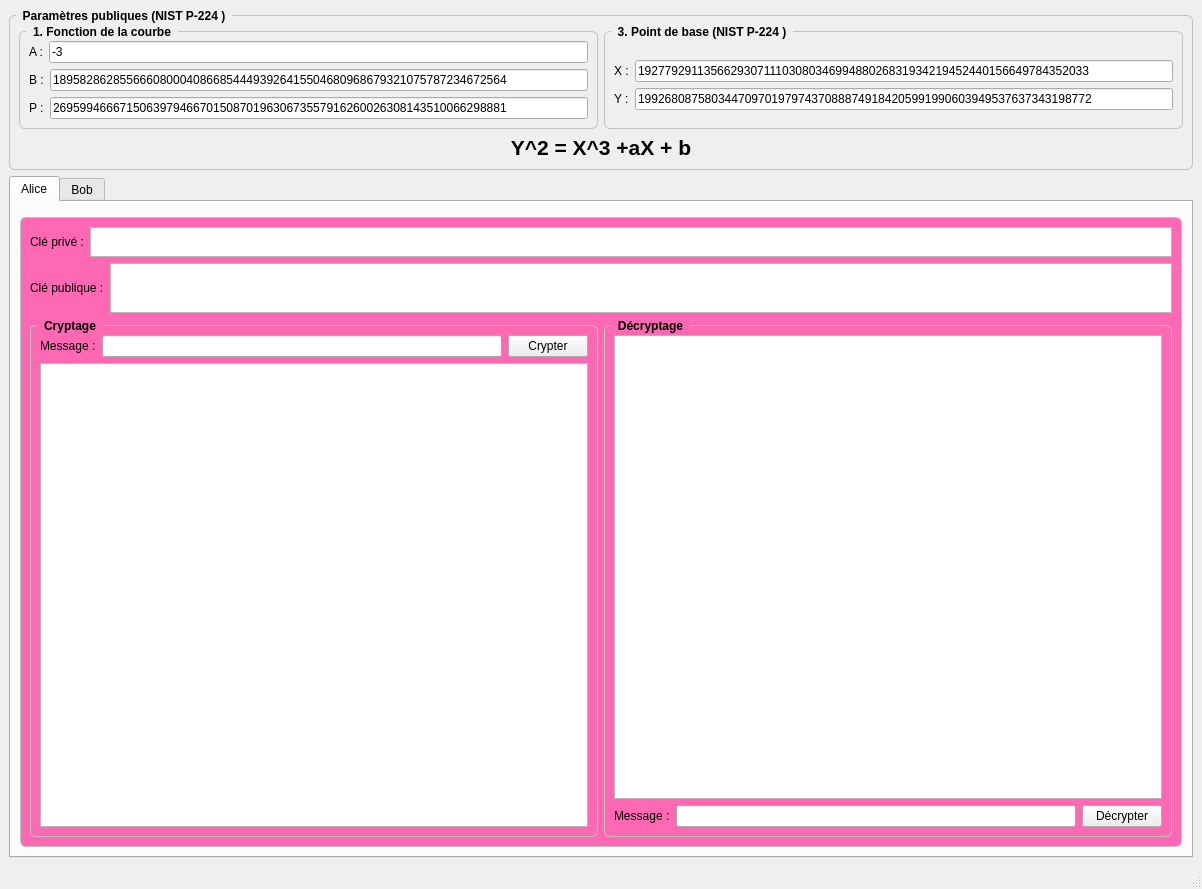
Before: the Qt Designer form bigwindow.ui in ictlotfi/CryptoPFE, drawn with Qt 5.
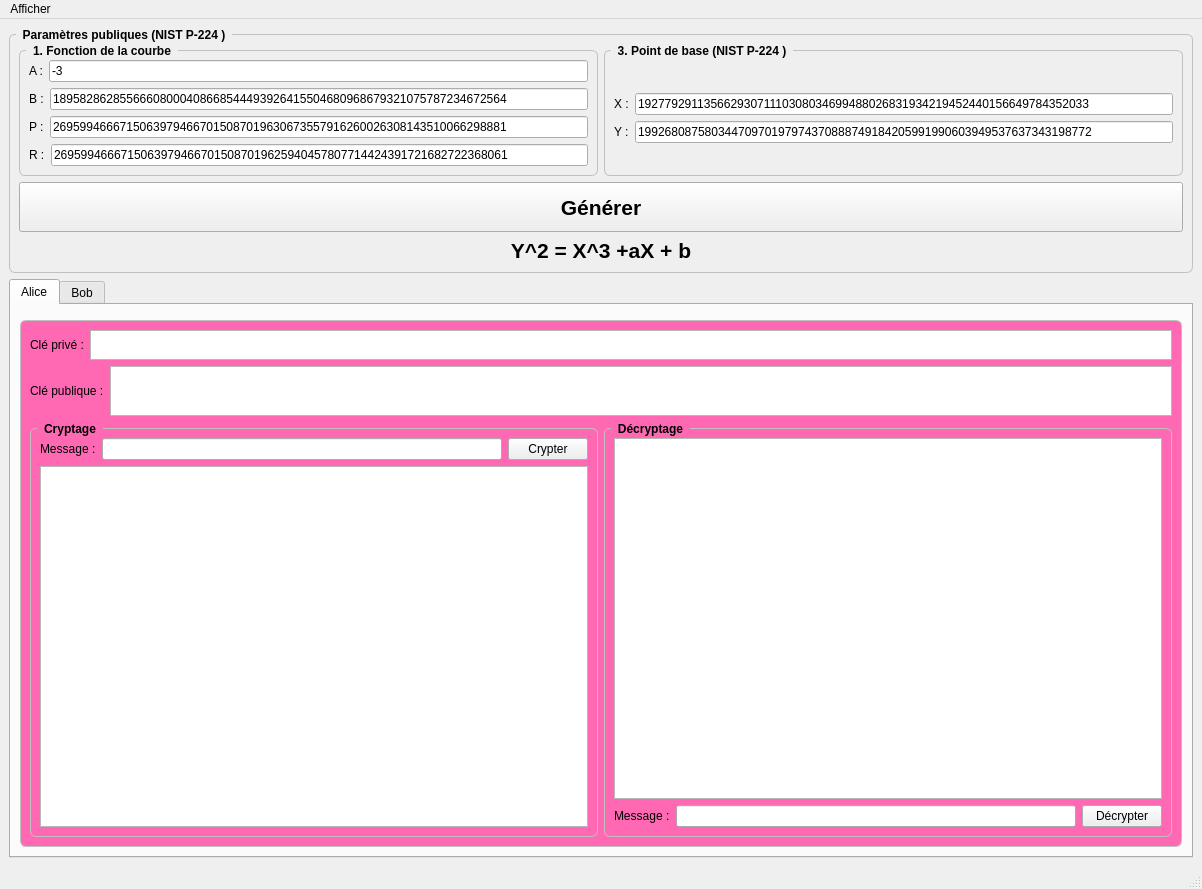
After: the same form once the commit is applied. Icons and pictures are not drawn.

Diff of the .ui file:
```diff
--- a/bigwindow.ui
+++ b/bigwindow.ui
@@ -24,7 +24,7 @@
       <property name="maximumSize">
        <size>
         <width>16777215</width>
-        <height>200</height>
+        <height>250</height>
        </size>
       </property>
       <property name="styleSheet">
@@ -121,6 +121,24 @@
               </item>
              </layout>
             </item>
+            <item>
+             <layout class="QHBoxLayout" name="horizontalLayout_17">
+              <item>
+               <widget class="QLabel" name="label_16">
+                <property name="text">
+                 <string>R :</string>
+                </property>
+               </widget>
+              </item>
+              <item>
+               <widget class="QLineEdit" name="lineEdit_r">
+                <property name="text">
+                 <string>26959946667150639794667015087019625940457807714424391721682722368061</string>
+                </property>
+               </widget>
+              </item>
+             </layout>
+            </item>
            </layout>
           </widget>
          </item>
@@ -205,6 +223,29 @@
          </item>
         </layout>
        </item>
+       <item>
+        <widget class="QPushButton" name="button_generate">
+         <property name="minimumSize">
+          <size>
+           <width>0</width>
+           <height>50</height>
+          </size>
+         </property>
+         <property name="font">
+          <font>
+           <pointsize>16</pointsize>
+           <weight>75</weight>
+           <bold>true</bold>
+          </font>
+         </property>
+         <property name="cursor">
+          <cursorShape>PointingHandCursor</cursorShape>
+         </property>
+         <property name="text">
+          <string>Générer</string>
+         </property>
+        </widget>
+       </item>
        <item>
         <widget class="QLabel" name="label_ec_equation">
          <property name="font">
@@ -581,6 +622,13 @@
      <height>22</height>
     </rect>
    </property>
+   <widget class="QMenu" name="menuAfficher">
+    <property name="title">
+     <string>Afficher</string>
+    </property>
+    <addaction name="actionPlot"/>
+   </widget>
+   <addaction name="menuAfficher"/>
   </widget>
   <widget class="QStatusBar" name="statusbar"/>
  </widget>
```
Left out of the diff: 5 changed lines with no effect on the pictures.
